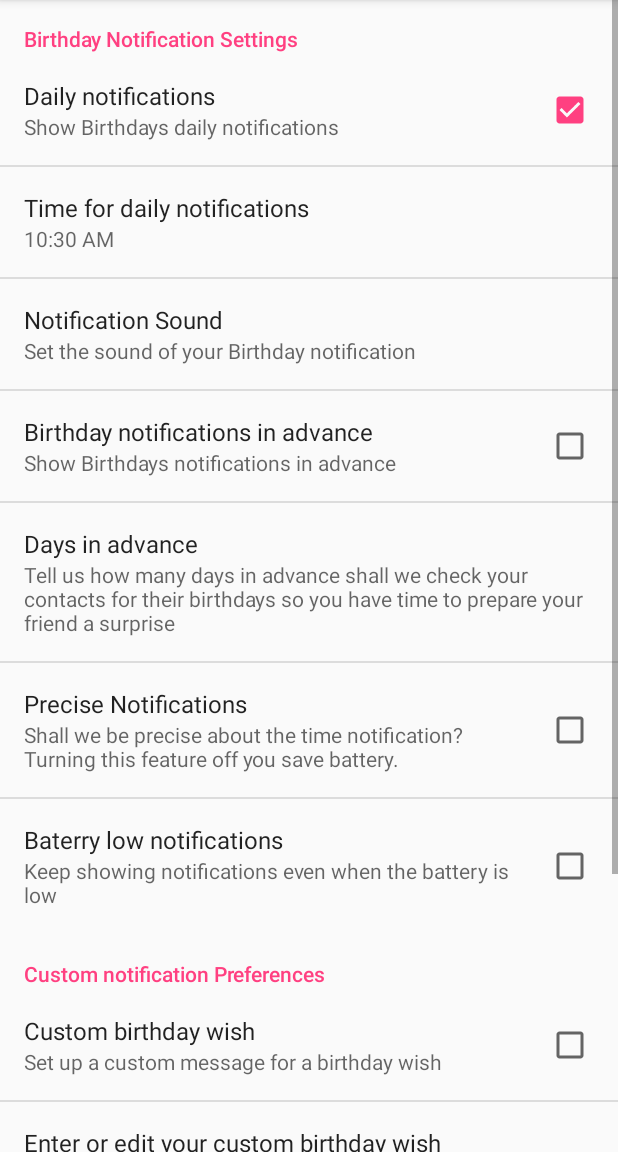
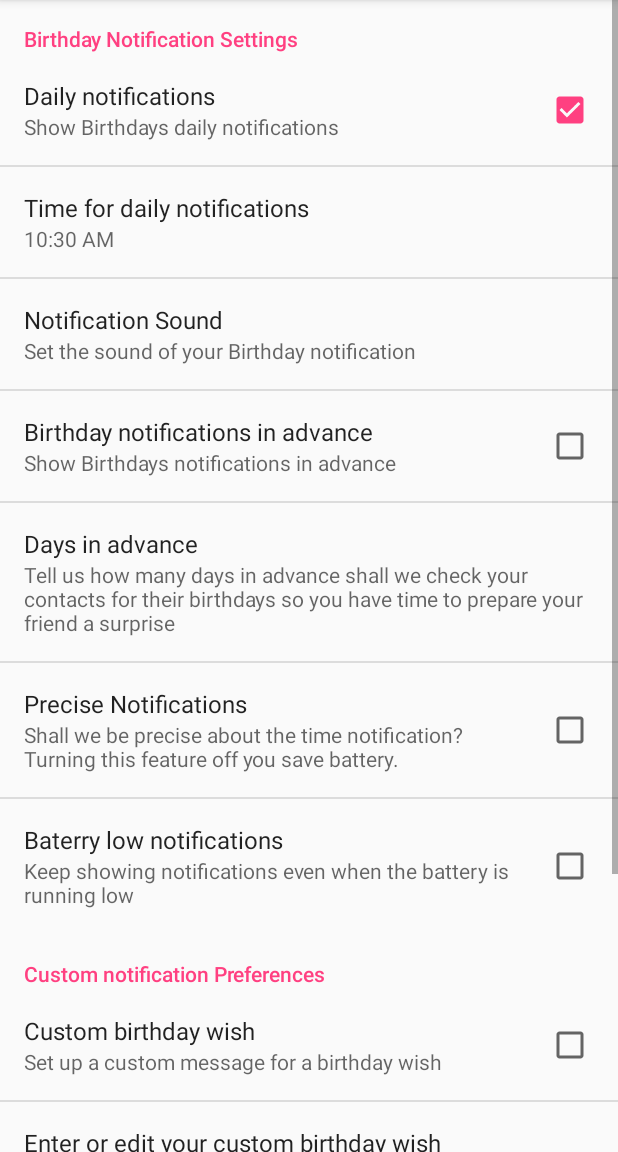
Before and after one commit to trmendes/BirthDayDroid, an Android app: the screen it shows after launch (MainActivity), in the side drawer, after a tap on "Settings", on a phone screen of 412 x 824 dp, the part 84-1236 px from its top. Run offline under Robolectric (Android 15) with nearby library versions, the phone set to English and light mode, and no system bars; pictures from the network do not load; 13 statements that could not run were skipped.

Commit message:
Fixing string text

```diff
--- a/app/src/main/res/values/strings.xml
+++ b/app/src/main/res/values/strings.xml
@@ -49,7 +49,7 @@
     <string name="settings_scan_preferences">Birthday Notification Settings</string>
     <string name="settings_scan_not_sum">Show Birthdays daily notifications</string>
     <string name="settings_scan_not_title">Daily notifications</string>
-    <string name="settings_scan_bat_low_sum">Keep showing notifications even when the battery is low</string>
+    <string name="settings_scan_bat_low_sum">Keep showing notifications even when the battery is running low</string>
     <string name="settings_scan_bat_low_title">Baterry low notifications</string>
     <string name="settings_precise_not_title">Precise Notifications</string>
     <string name="settings_precise_not_sum">Shall we be precise about the time notification? Turning this feature off you save battery.</string>
```
